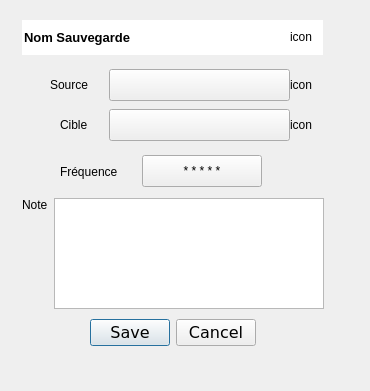
Above: src/views/forms/backupformdialog.ui from LP-ACPI/VerrouYEAH before the change. Below: the same form after it.
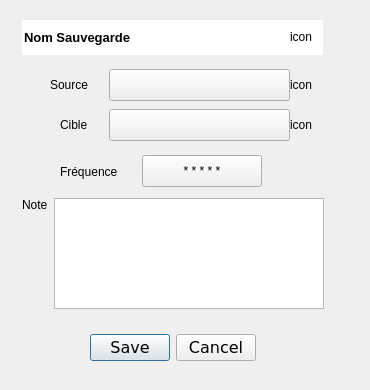
That is the form after the change.

Patch:
```diff
--- a/src/views/forms/backupformdialog.ui
+++ b/src/views/forms/backupformdialog.ui
@@ -7,9 +7,21 @@
     <x>0</x>
     <y>0</y>
     <width>370</width>
-    <height>391</height>
+    <height>390</height>
    </rect>
   </property>
+  <property name="minimumSize">
+   <size>
+    <width>370</width>
+    <height>390</height>
+   </size>
+  </property>
+  <property name="maximumSize">
+   <size>
+    <width>370</width>
+    <height>390</height>
+   </size>
+  </property>
   <property name="windowTitle">
    <string>Form</string>
   </property>
@@ -154,7 +166,7 @@
    <property name="geometry">
     <rect>
      <x>22</x>
-     <y>315</y>
+     <y>330</y>
      <width>301</width>
      <height>35</height>
     </rect>
```
